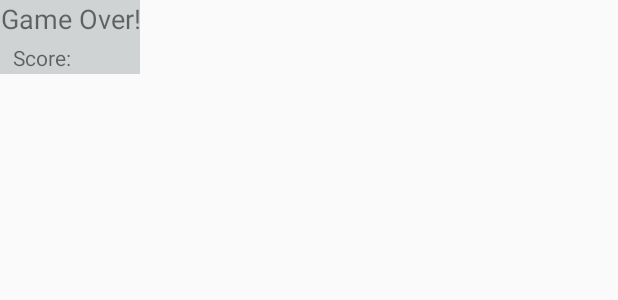
After one commit to jyorkcar81/MemoryMatcher, an Android app: the layout gameover.xml on its own in the app's theme, with its tools: preview values and no code run, on a phone screen of 412 x 824 dp. The commit adds this screen. Shown: the top 300 px of the screen. Run offline under Robolectric (Android 15) with nearby library versions, the light colour scheme and no system bars.

Commit message:
DB semi-functional. VideoView not able to play videos. Minor adjustments to UI. Dialog is ready. Match 3 is functional. Go Dialog, and Game Over Dialogs added.

```diff
--- a/app/src/main/java/com/example/amd/memorymatcher/fragments/HighScoresFragment.java
+++ b/app/src/main/java/com/example/amd/memorymatcher/fragments/HighScoresFragment.java
@@ -51,7 +51,7 @@ public class HighScoresFragment extends Fragment implements View.OnClickListener
 
     private static int possibleHighScore;//After a game is completed the score is comapred to the entries in the DB.  It's then deteremined a high score or not.
 
-    // All Static variables
+
     // Database Version
     private static final int DATABASE_VERSION = 1;
 
@@ -65,8 +65,6 @@ public class HighScoresFragment extends Fragment implements View.OnClickListener
     private static final String SCORE_COLUMN_NAME = "score";
 
     private static final String NAME_COLUMN_NAME = "name";
-
-
 
     private static int MAX_USERNAME_LENGTH=15;//Max_length for userprovided name for recording new high scores.
 
@@ -144,7 +142,7 @@ public class HighScoresFragment extends Fragment implements View.OnClickListener
             //If new high score is reached by the game player, then 1.  Get name.  2.  Insert new record in DB.
             UsernameDialogFragment dialog = new UsernameDialogFragment();
 
-            dialog.show(ft, "dialog");
+            dialog.show(ft, "usernamedialog");
 
             v.invalidate();
         }
--- a/app/src/main/res/layout/content_main.xml
+++ b/app/src/main/res/layout/content_main.xml
@@ -35,7 +35,7 @@
             android:layout_marginRight="8dp"
             android:layout_marginTop="8dp"
             android:text="@string/welcome"
-            android:textAlignment="textStart"
+            android:textAlignment="center"
             android:textAllCaps="false"
             android:textSize="18sp"
             android:textStyle="bold"
--- /dev/null
+++ b/app/src/main/res/layout/gameover.xml
@@ -0,0 +1,39 @@
+<?xml version="1.0" encoding="utf-8"?>
+<LinearLayout xmlns:android="http://schemas.android.com/apk/res/android"
+    android:layout_width="wrap_content"
+    android:layout_height="wrap_content"
+    android:background="@color/myGray"
+    android:orientation="vertical">
+
+    <TextView
+        android:id="@+id/textViewGameOver"
+        android:layout_width="match_parent"
+        android:layout_height="wrap_content"
+        android:text="@string/gameover"
+        android:textAlignment="center"
+        android:textSize="18sp" />
+
+    <LinearLayout
+        android:layout_width="match_parent"
+        android:layout_height="wrap_content"
+        android:orientation="horizontal">
+
+        <TextView
+            android:id="@+id/textViewScoreLabel"
+            android:layout_width="match_parent"
+            android:layout_height="wrap_content"
+            android:layout_weight="1"
+            android:text="@string/score"
+            android:textAlignment="textEnd" />
+
+        <TextView
+            android:id="@+id/textViewScore"
+            android:layout_width="match_parent"
+            android:layout_height="wrap_content"
+            android:layout_weight="1"
+            android:textAlignment="textStart"
+            android:textSize="18sp" />
+
+    </LinearLayout>
+
+</LinearLayout>
--- a/app/src/main/res/values/colors.xml
+++ b/app/src/main/res/values/colors.xml
@@ -3,4 +3,7 @@
     <color name="colorPrimary">#3046c1</color>
     <color name="colorPrimaryDark">#303F9F</color>
     <color name="colorAccent">#FF4081</color>
+
+    <!-- CUSTOM COLORS -->
+    <color name="myGray">#D0D3D4</color>
 </resources>
--- a/app/src/main/res/values/strings.xml
+++ b/app/src/main/res/values/strings.xml
@@ -30,7 +30,7 @@
     <string name="about_info">This app was created with Android Studio.</string>
 
 
-    <!-- stat panel at the bottom of the board -->
+    <!-- stat panel at the bottom of the board & Score is used on GameOver Dialog -->
     <string name="match_count">Match Count:</string>
     <string name="score">Score:</string>
     <string name="timer">Time:</string>
@@ -47,10 +47,20 @@
     <string name="name_header">Name</string>
     <string name="score_header">Score</string>
 
+    <!-- High Score collect username -->
+    <string name="name_label">Enter Name:</string>
+
     <!-- Delete DB -->
     <string name="delete_db">Delete All Scores</string>
 
     <!-- Welcome message when app is first displayed -->
     <string name="welcome">Welcome!  Use the menus to get started.</string>
 
+    <!-- GameOver message -->
+    <string name="gameover">Game Over!</string>
+
+    <!-- GO! message -->
+    <string name="go_label">GO!</string>
+
+
 </resources>
```
Also changed, not shown: app/src/main/java/com/example/amd/memorymatcher/fragments/GameFragment.java (+158 -34 lines), app/src/main/res/layout/custom_user.xml (+12 -2 lines), app/src/main/res/layout/go.xml (added, +16 -0 lines), app/src/main/res/drawable/skyearthspaceworking.jpg (deleted).
